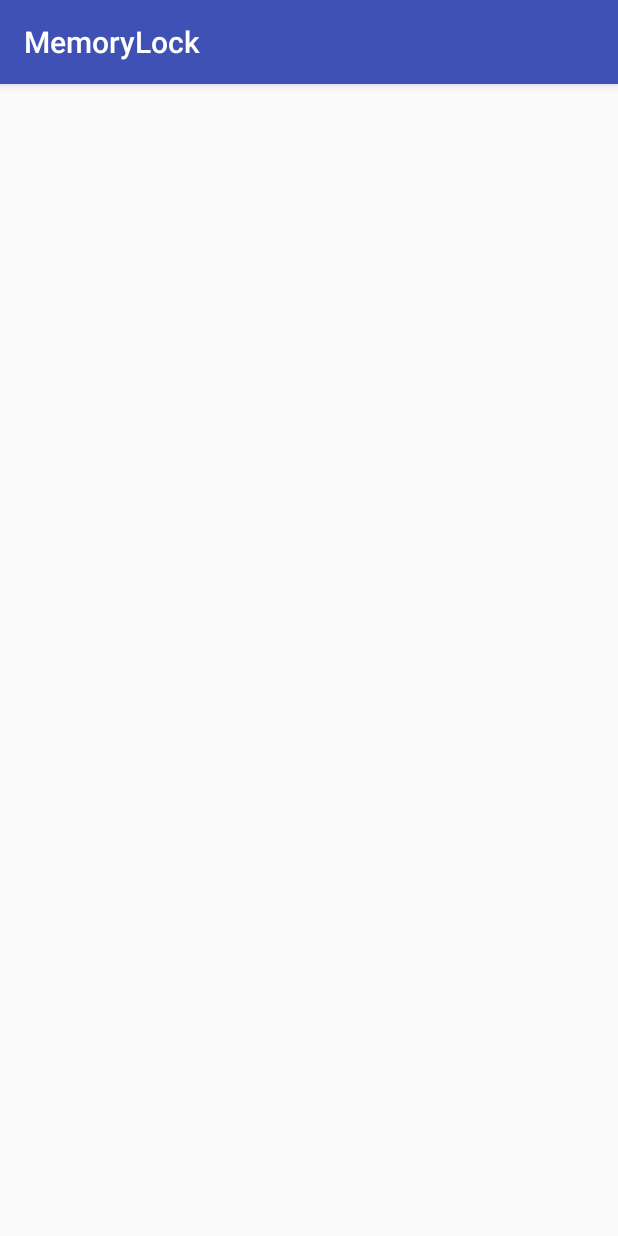
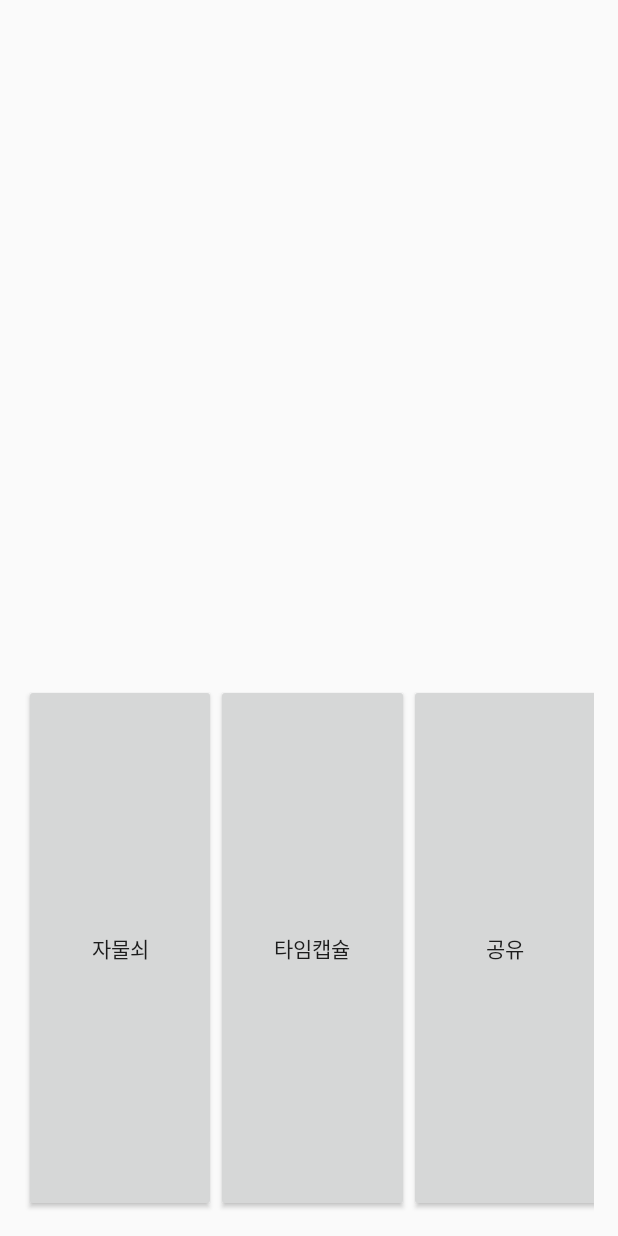
Before and after one commit to seongjun0926/MemoryLock, an Android app: the Main_Activity screen opened directly, with no data from a screen before it, on a phone screen of 412 x 824 dp. Run offline under Robolectric (Android 15) with nearby library versions, the phone set to English and light mode, and no system bars; libraries missing offline, so code that uses them is left out: net.daum.mf; 3 statements that could not run were skipped.

Commit message:
MemoryLock

```diff
--- a/app/src/main/java/seongjun0926/com/naver/blog/memorylock/Main_Activity.java
+++ b/app/src/main/java/seongjun0926/com/naver/blog/memorylock/Main_Activity.java
@@ -1,14 +1,55 @@
 package seongjun0926.com.naver.blog.memorylock;
 
+import android.content.Intent;
 import android.os.Bundle;
-import android.support.v7.app.AppCompatActivity;
+import android.support.v4.app.FragmentActivity;
+import android.view.View;
+import android.widget.Button;
+import android.widget.RelativeLayout;
 
-public class Main_Activity extends AppCompatActivity {
+import net.daum.mf.map.api.MapView;
+
+public class Main_Activity extends FragmentActivity {
+
+    Button Lock_Btn, TimeCapsule_Btn, Shared_Btn;
+
 
     @Override
     protected void onCreate(Bundle savedInstanceState) {
         super.onCreate(savedInstanceState);
         setContentView(R.layout.main_activity);
+        //requestWindowFeature(Window.FEATURE_NO_TITLE);
+
+        Lock_Btn = (Button) findViewById(R.id.Lock_Btn);
+        TimeCapsule_Btn = (Button) findViewById(R.id.TimeCapSule_Btn);
+        Shared_Btn = (Button) findViewById(R.id.Shared_Btn);
+
+
+        Lock_Btn.setOnClickListener(new View.OnClickListener() {
+            @Override
+            public void onClick(View view) {
+                Intent LockPop_Activity = new Intent(Main_Activity.this, LockPop_Activity.class);
+                startActivity(LockPop_Activity);
+
+            }
+        });
+
+        TimeCapsule_Btn.setOnClickListener(new View.OnClickListener() {
+            @Override
+            public void onClick(View view) {
+                Intent TimeCapsulePop_Activity = new Intent(Main_Activity.this, TimeCapsulePop_Activity.class);
+                startActivity(TimeCapsulePop_Activity);
+            }
+        });
+
+        //=========================================================================================================//
+        MapView mapView = new MapView(this);
+        mapView.setDaumMapApiKey("14f0409b73f10d9a817b7968ca7c9a19");
+
+//xml에 선언된 map_view 레이아웃을 찾아온 후, 생성한 MapView객체 추가
+        RelativeLayout container = (RelativeLayout) findViewById(R.id.map_view);
+
+        container.addView(mapView);
 
     }
 }
--- a/app/src/main/res/layout/main_activity.xml
+++ b/app/src/main/res/layout/main_activity.xml
@@ -10,9 +10,48 @@
     tools:context="seongjun0926.com.naver.blog.memorylock.Main_Activity">
 
 
-    <RelativeLayout
-        android:id="@+id/map_view"
+    <LinearLayout
+        android:orientation="vertical"
         android:layout_width="match_parent"
-        android:layout_height="match_parent" />
+        android:layout_height="match_parent"
+        android:layout_alignParentTop="true"
+        android:layout_alignParentLeft="true"
+        android:layout_alignParentStart="true">
 
+        <RelativeLayout
+            android:id="@+id/map_view"
+            android:layout_width="match_parent"
+            android:layout_height="440dp"
+            />
+
+        <LinearLayout
+            android:orientation="horizontal"
+            android:layout_width="match_parent"
+            android:layout_height="match_parent"
+            android:weightSum="1">
+
+            <Button
+                android:layout_width="wrap_content"
+                android:layout_height="match_parent"
+                android:text="자물쇠"
+                android:id="@+id/Lock_Btn"
+                android:layout_weight="0.35" />
+
+            <Button
+                android:layout_width="wrap_content"
+                android:layout_height="match_parent"
+                android:text="타임캡슐"
+                android:id="@+id/TimeCapSule_Btn"
+                android:layout_weight="0.35" />
+
+            <Button
+                android:layout_width="wrap_content"
+                android:layout_height="match_parent"
+                android:text="공유"
+                android:id="@+id/Shared_Btn"
+                android:layout_weight="0.35" />
+        </LinearLayout>
+
+
+    </LinearLayout>
 </RelativeLayout>
--- /dev/null
+++ b/nmaps/build.gradle
@@ -0,0 +1,2 @@
+configurations.maybeCreate("default")
+artifacts.add("default", file('nmaps.aar'))
--- a/settings.gradle
+++ b/settings.gradle
@@ -1 +1 @@
-include ':app'
+include ':app', ':nmaps'
```
Also changed, not shown: app/build.gradle (+8 -0 lines), app/src/main/AndroidManifest.xml (+9 -4 lines), app/src/main/java/seongjun0926/com/naver/blog/memorylock/LockPop_Activity.java (added, +22 -0 lines), app/src/main/java/seongjun0926/com/naver/blog/memorylock/Login_Activity.java (+29 -0 lines), app/src/main/java/seongjun0926/com/naver/blog/memorylock/TimeCapsulePop_Activity.java (added, +13 -0 lines), app/src/main/res/layout/lockpop_activity.xml (added, +38 -0 lines), app/src/main/res/layout/timecapsulepop_activity.xml (added, +38 -0 lines), 5 other files.
